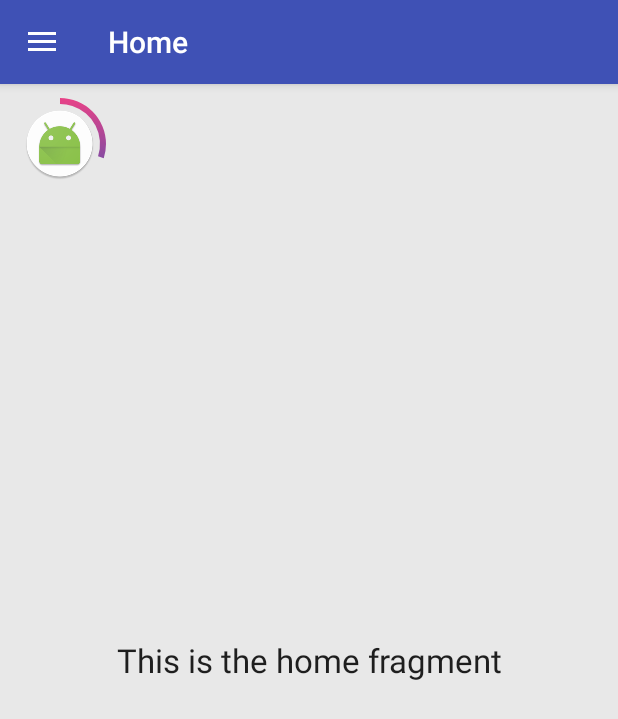
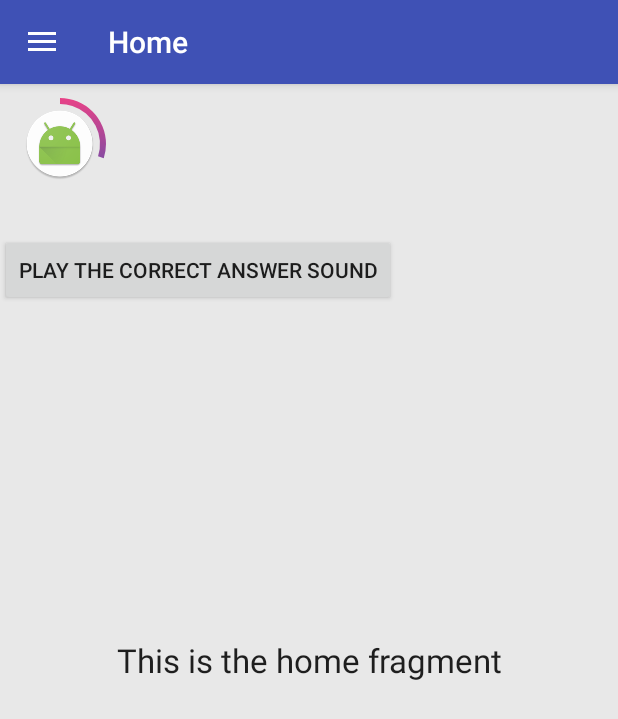
Before and after one commit to patrycjarychlik/machineLearning, an Android app: the HomeFragment screen opened directly, with no data from a screen before it, on a phone screen of 412 x 824 dp. Shown: the top 719 px of the screen. Run offline under Robolectric (Android 15) with nearby library versions, the phone set to English and light mode, and no system bars; our stand-ins replace Room's generated code; libraries missing offline, so code that uses them is left out: android.arch.persistence.

Commit message:
Added sample usage button

```diff
--- a/app/src/main/java/com/patrycja/filip/machinelearning/fragment/HomeFragment.java
+++ b/app/src/main/java/com/patrycja/filip/machinelearning/fragment/HomeFragment.java
@@ -9,9 +9,11 @@ import android.util.Log;
 import android.view.LayoutInflater;
 import android.view.View;
 import android.view.ViewGroup;
+import android.widget.Button;
 import android.widget.ProgressBar;
 
 import com.patrycja.filip.machinelearning.R;
+import com.patrycja.filip.machinelearning.commons.SoundPlayer;
 import com.patrycja.filip.machinelearning.persistence.db.entity.ChapterEntity;
 import com.patrycja.filip.machinelearning.persistence.viewmodel.ChapterViewModel;
 
@@ -44,6 +46,9 @@ public class HomeFragment extends Fragment {
 
         ProgressBar progressBar = (ProgressBar) view.findViewById(R.id.progress_bar);
         progressBar.setProgress(30);
+
+        Button btnCorrectSound = (Button) view.findViewById(R.id.btn_correct_sound);
+        btnCorrectSound.setOnClickListener(btnClick -> SoundPlayer.playCorrectAnswerSound(this.getActivity()));
     }
 
 }
--- a/app/src/main/res/layout/fragment_home.xml
+++ b/app/src/main/res/layout/fragment_home.xml
@@ -11,9 +11,22 @@
         android:text="This is the home fragment"
         android:textAppearance="@style/Base.TextAppearance.AppCompat.Large" />
 
-    <include
-        layout="@layout/circle_button_with_progress_bar"
-        android:layout_width="wrap_content"
-        android:layout_height="wrap_content" />
+    <LinearLayout
+        android:layout_width="match_parent"
+        android:layout_height="match_parent"
+        android:orientation="vertical">
+
+        <include
+            layout="@layout/circle_button_with_progress_bar"
+            android:layout_width="wrap_content"
+            android:layout_height="wrap_content" />
+
+        <Button
+            android:id="@+id/btn_correct_sound"
+            android:layout_width="wrap_content"
+            android:layout_height="wrap_content"
+            android:layout_marginTop="20dp"
+            android:text="Play the correct answer sound" />
+    </LinearLayout>
 
 </FrameLayout>
```
